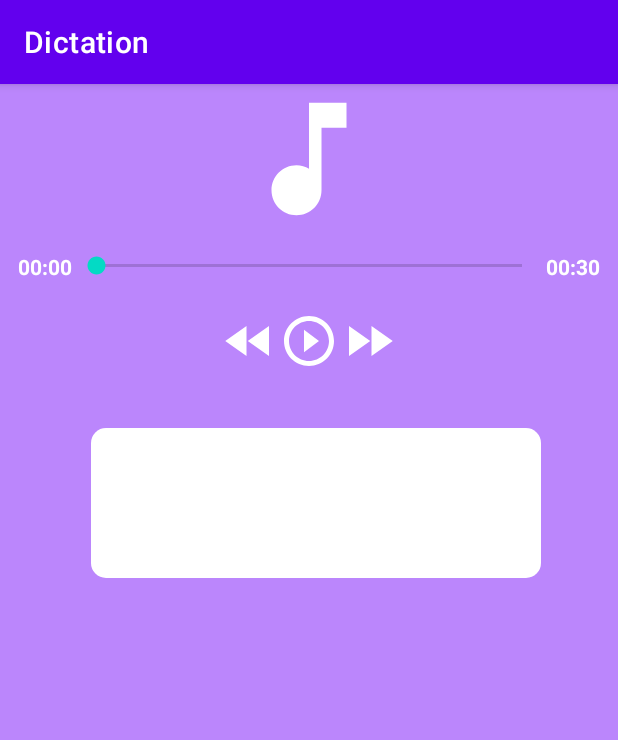
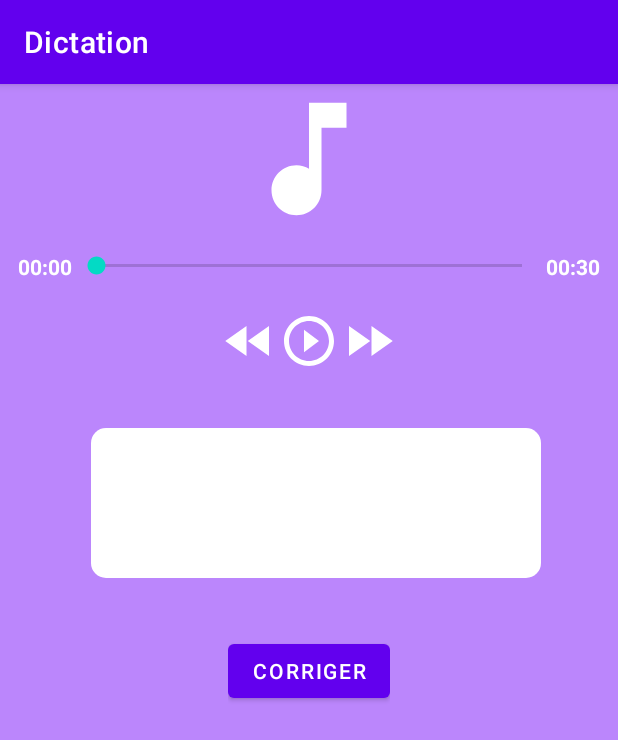
Before and after one commit to Pierrad/A414_Project, an Android app: the DictationActivity screen opened directly, with no data from a screen before it, on a phone screen of 412 x 824 dp. Shown: the top 740 px of the screen. Run offline under Robolectric (Android 15) with nearby library versions, the phone set to English and light mode, and no system bars.

Commit message:
:construction: #french1 CorrectionButton add

```diff
--- a/app/src/main/java/com/example/project/french/dictation/DictationActivity.java
+++ b/app/src/main/java/com/example/project/french/dictation/DictationActivity.java
@@ -7,6 +7,7 @@ import android.os.Bundle;
 import android.os.Handler;
 import android.text.InputType;
 import android.view.View;
+import android.widget.Button;
 import android.widget.EditText;
 import android.widget.ImageView;
 import android.widget.SeekBar;
@@ -22,12 +23,13 @@ import java.util.concurrent.TimeUnit;
 
 public class DictationActivity extends AppCompatActivity {
 
-    TextView playerPosition, playerDuration;
+    TextView playerPosition, playerDuration,corriger;
     SeekBar seekBar;
     ImageView btRew, btPlay, btPause, btFf;
     MediaPlayer mediaPlayer;
     Handler handler = new Handler();
     Runnable runnable;
+    Button btn;
 
     @Override
     protected void onCreate(Bundle savedInstanceState) {
@@ -42,10 +44,10 @@ public class DictationActivity extends AppCompatActivity {
         btPlay = findViewById(R.id.bt_play);
         btPause = findViewById(R.id.bt_pause);
         btFf = findViewById(R.id.bt_ff);
+        corriger = findViewById(R.id.corriger);
+        btn = findViewById(R.id.buttonCorrection);
 
         mediaPlayer = MediaPlayer.create(this,R.raw.dictee1);
-
-
 
         runnable = new Runnable() {
             @Override
@@ -132,6 +134,15 @@ public class DictationActivity extends AppCompatActivity {
             }
         });
 
+        btn.setOnClickListener(new View.OnClickListener() {
+            @Override
+            public void onClick(View view) {
+                corriger.setText("voici le corrigé voici le corrigé voici le corrigé voici " +
+                        "le corrigé " + "voici le corrigé voici le corrigé voici le corrigé " +
+                        "voici le corrigé voici " + "le corrigé voici le corrigé");
+            }
+        });
+
         mediaPlayer.setOnCompletionListener(new MediaPlayer.OnCompletionListener() {
             @Override
             public void onCompletion(MediaPlayer mediaPlayer) {
--- a/app/src/main/res/layout/dictation.xml
+++ b/app/src/main/res/layout/dictation.xml
@@ -97,5 +97,38 @@
 
     </LinearLayout>
 
+    <LinearLayout
+        android:layout_width="wrap_content"
+        android:layout_height="wrap_content"
+        android:layout_marginTop="8dp"
+        android:orientation="horizontal"
+        android:layout_gravity="center">
+
+        <Button
+            android:id="@+id/buttonCorrection"
+            android:layout_width="match_parent"
+            android:layout_height="wrap_content"
+            android:onClick="afficherCorrection"
+            android:text="Corriger"
+            android:layout_marginTop="30dp"/>
+
+    </LinearLayout>
+    <LinearLayout
+        android:layout_width="wrap_content"
+        android:layout_height="wrap_content"
+        android:layout_marginTop="8dp"
+        android:orientation="horizontal"
+        android:layout_gravity="center">
+    <TextView
+        android:id="@+id/corriger"
+        android:layout_width="wrap_content"
+        android:layout_height="wrap_content"
+        android:layout_weight="1"
+        android:text=""
+        android:layout_marginTop="30dp"
+        android:layout_marginLeft="10dp"
+        android:layout_gravity="center"
+        android:textColor="@android:color/black" />
+    </LinearLayout>
 
 </LinearLayout>
```
